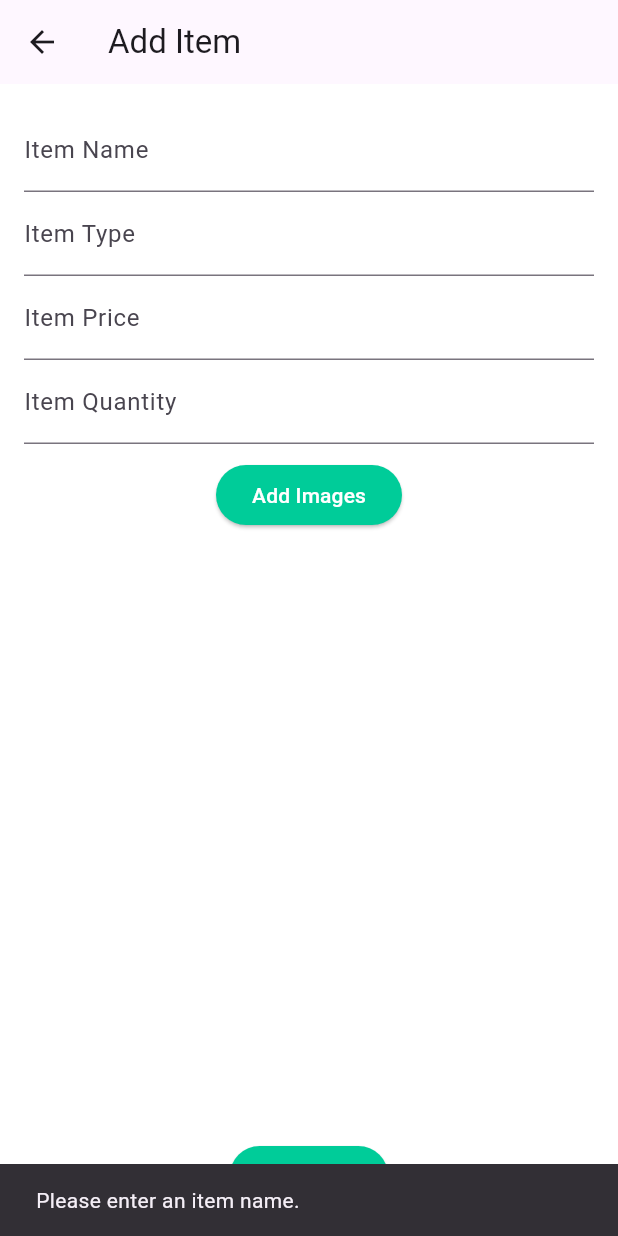
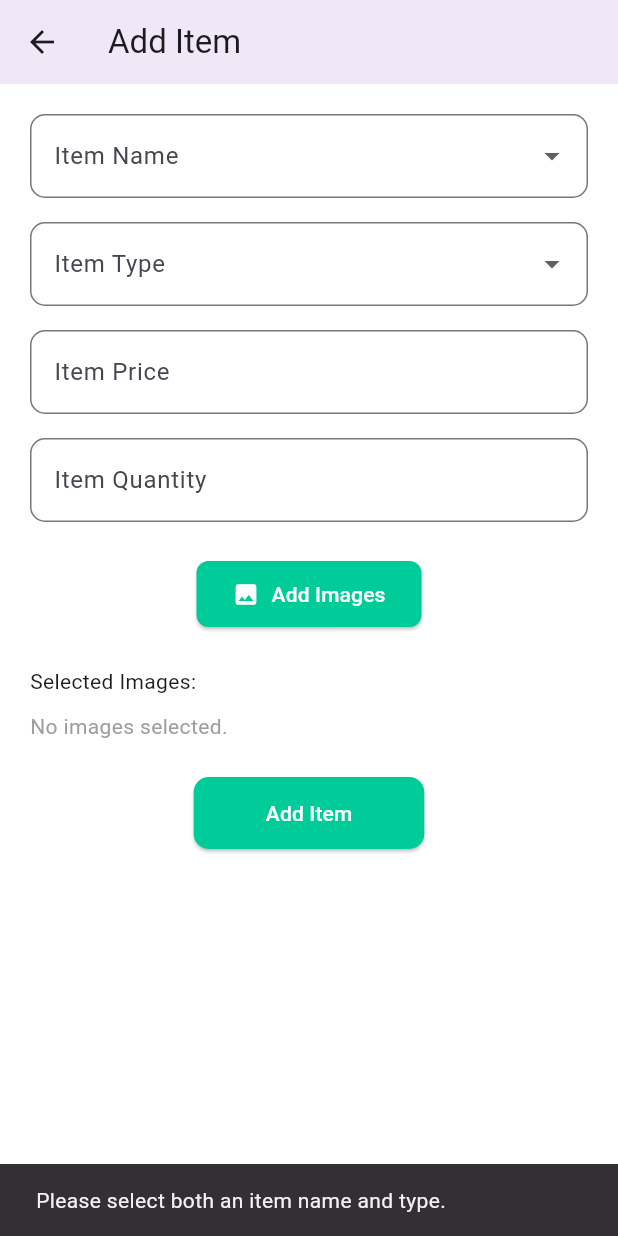
Before and after one commit to vyk1262/seller, a Flutter app: the AddDetails screen opened directly, after a tap on "Add Item", on a phone screen of 412 x 824 dp. Run offline on Flutter 3.47's test engine with Material 3 defaults, Android fonts, the phone set to English and light mode, and no system bars; our stand-ins replace cloud_firestore, firebase_auth, firebase_core, firebase_storage, image_picker; accounts and stored records are empty.

Commit message:
Modified add details screen with dropdowns

```diff
--- a/lib/add_details.dart
+++ b/lib/add_details.dart
@@ -1,6 +1,7 @@
 import 'package:flutter/material.dart';
 import 'dart:io';
 import 'package:image_picker/image_picker.dart';
+import 'package:trade_seller/constants/colors.dart';
 import 'package:trade_seller/item_widget.dart';
 
 class AddDetails extends StatefulWidget {
@@ -13,13 +14,25 @@ class AddDetails extends StatefulWidget {
 }
 
 class _AddDetailsState extends State<AddDetails> {
-  final _itemNameController = TextEditingController();
-  final _itemTypeController = TextEditingController();
   final _itemPriceController = TextEditingController();
   final _itemQuantityController = TextEditingController();
   final ImagePicker _picker = ImagePicker();
 
-  // Separate lists for image URLs and selected File images
+  // Dropdown items
+  List<String> itemNames = [
+    'Item 1',
+    'Item 2',
+    'Item 3'
+  ]; // Replace with actual items
+  List<String> itemTypes = [
+    'Type A',
+    'Type B',
+    'Type C'
+  ]; // Replace with actual types
+
+  String? selectedItemName;
+  String? selectedItemType;
+
   List<File> selectedImages = [];
   List<String> existingImageUrls = [];
 
@@ -27,12 +40,11 @@ class _AddDetailsState extends State<AddDetails> {
   void initState() {
     super.initState();
     if (widget.item != null) {
-      _itemNameController.text = widget.item!.name;
-      _itemTypeController.text = widget.item!.type;
+      selectedItemName = widget.item!.name;
+      selectedItemType = widget.item!.type;
       _itemPriceController.text = widget.item!.price.toString();
       _itemQuantityController.text = widget.item!.quantity.toString();
 
-      // Initialize both local files and image URLs
       selectedImages = widget.item!.images;
       existingImageUrls = widget.item!.imageUrls;
     }
@@ -40,14 +52,11 @@ class _AddDetailsState extends State<AddDetails> {
 
   @override
   void dispose() {
-    _itemNameController.dispose();
-    _itemTypeController.dispose();
     _itemPriceController.dispose();
     _itemQuantityController.dispose();
     super.dispose();
   }
 
-  // Method to add new images
   void _addImages() async {
     final pickedImages = await _picker.pickMultiImage();
     if (pickedImages != null) {
@@ -57,26 +66,24 @@ class _AddDetailsState extends State<AddDetails> {
     }
   }
 
-  // Method to handle form submission
   void _submit() {
-    final itemName = _itemNameController.text;
-    final itemType = _itemTypeController.text;
     final itemPrice = double.tryParse(_itemPriceController.text) ?? 0.0;
     final itemQuantity = int.tryParse(_itemQuantityController.text) ?? 1;
 
-    if (itemName.isNotEmpty) {
+    if (selectedItemName != null && selectedItemType != null) {
       final newItem = Item(
-        name: itemName,
-        type: itemType,
+        name: selectedItemName!,
+        type: selectedItemType!,
         price: itemPrice,
         quantity: itemQuantity,
         images: selectedImages,
-        imageUrls: existingImageUrls, // Include the existing image URLs
+        imageUrls: existingImageUrls,
       );
-      Navigator.pop(context, newItem); // Pass the item back to the dashboard
+      Navigator.pop(context, newItem);
     } else {
       ScaffoldMessenger.of(context).showSnackBar(
-        const SnackBar(content: Text('Please enter an item name.')),
+        const SnackBar(
+            content: Text('Please select both an item name and type.')),
       );
     }
   }
@@ -86,41 +93,70 @@ class _AddDetailsState extends State<AddDetails> {
     return Scaffold(
       appBar: AppBar(
         title: Text(widget.item == null ? 'Add Item' : 'Edit Item'),
+        elevation: 4.0,
       ),
-      body: Padding(
-        padding: const EdgeInsets.all(16.0),
+      body: SingleChildScrollView(
+        padding: const EdgeInsets.all(20.0),
         child: Column(
+          crossAxisAlignment: CrossAxisAlignment.start,
           children: [
-            TextField(
-              controller: _itemNameController,
-              decoration: const InputDecoration(labelText: 'Item Name'),
+            _buildDropdownField(
+              label: 'Item Name',
+              value: selectedItemName,
+              items: itemNames,
+              onChanged: (value) => setState(() => selectedItemName = value),
             ),
-            TextField(
-              controller: _itemTypeController,
-              decoration: const InputDecoration(labelText: 'Item Type'),
+            const SizedBox(height: 16),
+            _buildDropdownField(
+              label: 'Item Type',
+              value: selectedItemType,
+              items: itemTypes,
+              onChanged: (value) => setState(() => selectedItemType = value),
             ),
-            TextField(
+            const SizedBox(height: 16),
+            _buildTextField(
               controller: _itemPriceController,
+              label: 'Item Price',
               keyboardType: TextInputType.number,
-              decoration: const InputDecoration(labelText: 'Item Price'),
             ),
-            TextField(
+            const SizedBox(height: 16),
+            _buildTextField(
               controller: _itemQuantityController,
+              label: 'Item Quantity',
               keyboardType: TextInputType.number,
-              decoration: const InputDecoration(labelText: 'Item Quantity'),
             ),
-            const SizedBox(height: 10),
-            ElevatedButton(
+            const SizedBox(height: 24),
+            Center(
+              child: ElevatedButton.icon(
+                icon: const Icon(Icons.image, color: Colors.white),
+                label: const Text('Add Images'),
+                style: ElevatedButton.styleFrom(
+                  // backgroundColor: Colors.deepPurple,
+                  padding:
+                      const EdgeInsets.symmetric(horizontal: 24, vertical: 12),
+                  shape: RoundedRectangleBorder(
+                    borderRadius: BorderRadius.circular(8.0),
+                  ),
+                ),
                 onPressed: _addImages,
-              child: const Text('Add Images'),
               ),
-            const SizedBox(height: 10),
-            // Display both the existing and newly selected images
+            ),
+            const SizedBox(height: 24),
             _buildImagePreview(),
-            const Spacer(),
-            ElevatedButton(
+            const SizedBox(height: 24),
+            Center(
+              child: ElevatedButton(
                 onPressed: _submit,
+                style: ElevatedButton.styleFrom(
+                  // backgroundColor: Colors.green,
+                  padding:
+                      const EdgeInsets.symmetric(horizontal: 48, vertical: 14),
+                  shape: RoundedRectangleBorder(
+                    borderRadius: BorderRadius.circular(10.0),
+                  ),
+                ),
                 child: Text(widget.item == null ? 'Add Item' : 'Update Item'),
+              ),
             ),
           ],
         ),
@@ -130,27 +166,52 @@ class _AddDetailsState extends State<AddDetails> {
 
   // Method to display existing and selected images
   Widget _buildImagePreview() {
-    return SizedBox(
+    return Column(
+      crossAxisAlignment: CrossAxisAlignment.start,
+      children: [
+        Text(
+          'Selected Images:',
+          // style: Theme.of(context)
+          //     .textTheme
+          //     .subtitle1!
+          //     .copyWith(fontWeight: FontWeight.bold),
+        ),
+        const SizedBox(height: 10),
+        selectedImages.isEmpty && existingImageUrls.isEmpty
+            ? const Text('No images selected.',
+                style: TextStyle(color: Colors.grey))
+            : SizedBox(
                 height: 100,
                 child: ListView(
                   scrollDirection: Axis.horizontal,
                   children: [
-          ...existingImageUrls.map((url) => _buildNetworkImage(url)).toList(),
-          ...selectedImages.map((file) => _buildFileImage(file)).toList(),
+                    ...existingImageUrls
+                        .map((url) => _buildNetworkImage(url))
+                        .toList(),
+                    ...selectedImages
+                        .map((file) => _buildFileImage(file))
+                        .toList(),
                   ],
                 ),
+              ),
+      ],
     );
   }
 
   // Build a widget for displaying a network image (existing uploaded image)
   Widget _buildNetworkImage(String imageUrl) {
-    return Stack(
+    return Container(
+      margin: const EdgeInsets.symmetric(horizontal: 4.0),
+      child: Stack(
         children: [
-        Image.network(
+          ClipRRect(
+            borderRadius: BorderRadius.circular(8.0),
+            child: Image.network(
               imageUrl,
               width: 100,
               height: 100,
               fit: BoxFit.cover,
+            ),
           ),
           Positioned(
             right: 0,
@@ -161,25 +222,35 @@ class _AddDetailsState extends State<AddDetails> {
                   existingImageUrls.remove(imageUrl);
                 });
               },
-            child: const Icon(
-              Icons.cancel,
+              child: Container(
+                padding: const EdgeInsets.all(4),
+                decoration: const BoxDecoration(
+                  shape: BoxShape.circle,
                   color: Colors.red,
+                ),
+                child: const Icon(Icons.cancel, size: 16, color: Colors.white),
               ),
             ),
           ),
         ],
+      ),
     );
   }
 
   // Build a widget for displaying a File image (newly added image)
   Widget _buildFileImage(File imageFile) {
-    return Stack(
+    return Container(
+      margin: const EdgeInsets.symmetric(horizontal: 4.0),
+      child: Stack(
         children: [
-        Image.file(
+          ClipRRect(
+            borderRadius: BorderRadius.circular(8.0),
+            child: Image.file(
               imageFile,
               width: 100,
               height: 100,
               fit: BoxFit.cover,
+            ),
           ),
           Positioned(
             right: 0,
@@ -190,13 +261,59 @@ class _AddDetailsState extends State<AddDetails> {
                   selectedImages.remove(imageFile);
                 });
               },
-            child: const Icon(
-              Icons.cancel,
+              child: Container(
+                padding: const EdgeInsets.all(4),
+                decoration: const BoxDecoration(
+                  shape: BoxShape.circle,
                   color: Colors.red,
+                ),
+                child: const Icon(Icons.cancel, size: 16, color: Colors.white),
               ),
             ),
           ),
         ],
+      ),
+    );
+  }
+
+  Widget _buildDropdownField({
+    required String label,
+    required String? value,
+    required List<String> items,
+    required void Function(String?) onChanged,
+  }) {
+    return DropdownButtonFormField<String>(
+      value: value,
+      items: items.map((name) {
+        return DropdownMenuItem(
+          value: name,
+          child: Text(name),
+        );
+      }).toList(),
+      decoration: InputDecoration(
+        labelText: label,
+        border: OutlineInputBorder(
+          borderRadius: BorderRadius.circular(10),
+        ),
+      ),
+      onChanged: onChanged,
+    );
+  }
+
+  Widget _buildTextField({
+    required TextEditingController controller,
+    required String label,
+    TextInputType keyboardType = TextInputType.text,
+  }) {
+    return TextField(
+      controller: controller,
+      keyboardType: keyboardType,
+      decoration: InputDecoration(
+        labelText: label,
+        border: OutlineInputBorder(
+          borderRadius: BorderRadius.circular(10),
+        ),
+      ),
     );
   }
 }
--- a/lib/login.dart
+++ b/lib/login.dart
@@ -1,5 +1,6 @@
 import 'package:firebase_auth/firebase_auth.dart';
 import 'package:flutter/material.dart';
+import 'package:trade_seller/constants/colors.dart';
 import 'package:trade_seller/home.dart';
 
 class AuthScreen extends StatefulWidget {
@@ -128,7 +129,7 @@ class _AuthScreenState extends State<AuthScreen> {
   @override
   Widget build(BuildContext context) {
     return Scaffold(
-      backgroundColor: Colors.white,
+      backgroundColor: AppColors.scaffoldBackground,
       body: Center(
         child: SingleChildScrollView(
           padding: const EdgeInsets.all(16.0),
--- a/lib/splash_screen.dart
+++ b/lib/splash_screen.dart
@@ -36,7 +36,7 @@ class _SplashScreenState extends State<SplashScreen> {
   @override
   Widget build(BuildContext context) {
     return Scaffold(
-      backgroundColor: AppColors.primary,
+      // backgroundColor: AppColors.primary,
       body: Stack(
         fit: StackFit.expand,
         children: [
```
Also changed, not shown: lib/constants/colors.dart (+1 -10 lines), lib/home.dart (+33 -14 lines). Lines whose indentation alone changed are shown as unchanged.
